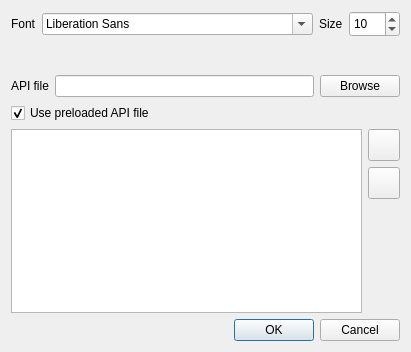
carsmie/QGIS, file python/console_settings.ui: the form before one commit.
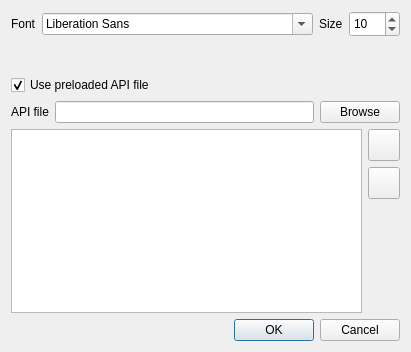
The form after the commit.

Commit message: Add UI file for help minor fix in settings dialog

```diff
--- a/python/console_settings.ui
+++ b/python/console_settings.ui
@@ -86,7 +86,7 @@
      </property>
     </spacer>
    </item>
-   <item row="2" column="0">
+   <item row="3" column="0">
     <layout class="QHBoxLayout" name="horizontalLayout_2">
      <item>
       <widget class="QLabel" name="label_2">
@@ -107,17 +107,7 @@
      </item>
     </layout>
    </item>
-   <item row="3" column="0">
-    <widget class="QCheckBox" name="preloadAPI">
-     <property name="text">
-      <string>Use preloaded API file</string>
-     </property>
-     <property name="checked">
-      <bool>true</bool>
-     </property>
-    </widget>
-   </item>
-   <item row="4" column="0">
+   <item row="5" column="0">
     <layout class="QGridLayout" name="gridLayout">
      <item row="0" column="0">
       <widget class="QTableWidget" name="tableWidget">
@@ -219,7 +209,7 @@
      </item>
     </layout>
    </item>
-   <item row="5" column="0">
+   <item row="6" column="0">
     <widget class="QDialogButtonBox" name="buttonBox">
      <property name="orientation">
       <enum>Qt::Horizontal</enum>
@@ -229,19 +219,20 @@
      </property>
     </widget>
    </item>
+   <item row="2" column="0">
+    <widget class="QCheckBox" name="preloadAPI">
+     <property name="text">
+      <string>Use preloaded API file</string>
+     </property>
+     <property name="checked">
+      <bool>true</bool>
+     </property>
+    </widget>
+   </item>
   </layout>
   <zorder>buttonBox</zorder>
-  <zorder>layoutWidget</zorder>
-  <zorder>layoutWidget_2</zorder>
-  <zorder>layoutWidget_3</zorder>
-  <zorder>label</zorder>
-  <zorder>fontComboBox</zorder>
-  <zorder>label_3</zorder>
-  <zorder>fontComboBox</zorder>
-  <zorder>label</zorder>
-  <zorder>label_3</zorder>
-  <zorder>preloadAPI</zorder>
   <zorder>verticalSpacer_2</zorder>
+  <zorder>preloadAPI</zorder>
  </widget>
  <resources/>
  <connections>
```
The commit also changes 3 other files.
